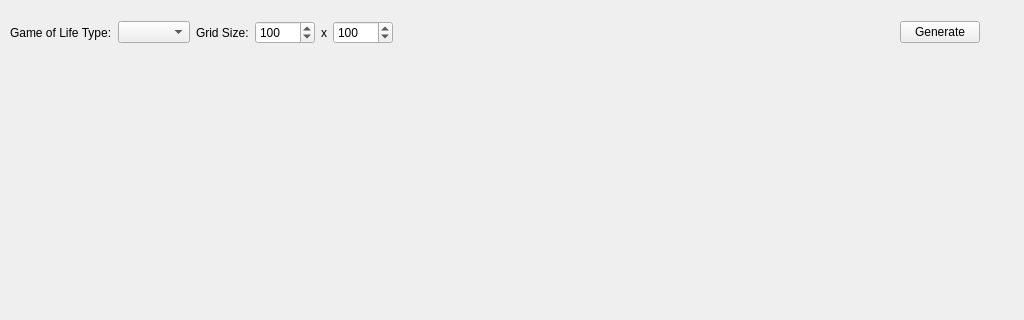
Old version of the form Week_12/philipp/GameOfLife/GameOfLifeWidget/gameoflifewidget.ui in the repository b0wter/CodeQuiz; both pictures show x 0 to 1024 and y 0 to 320 of the 1024 by 768 pixel window.
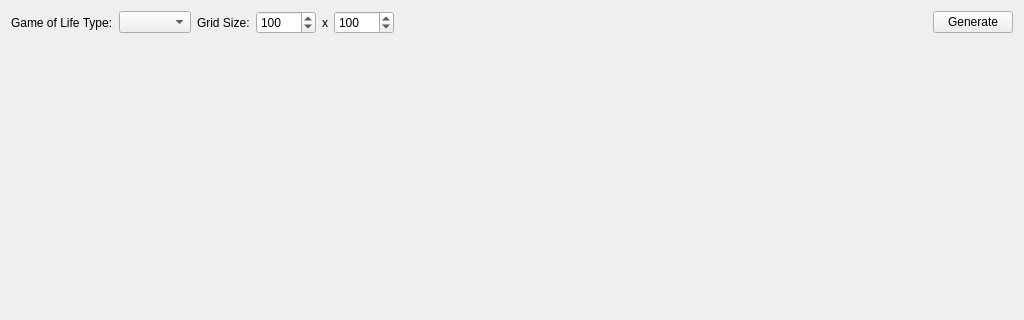
New version of the form.

What changed in the file:
```diff
--- a/Week_12/philipp/GameOfLife/GameOfLifeWidget/gameoflifewidget.ui
+++ b/Week_12/philipp/GameOfLife/GameOfLifeWidget/gameoflifewidget.ui
@@ -13,15 +13,8 @@
   <property name="windowTitle">
    <string>GameOfLifeWidget</string>
   </property>
-  <widget class="QWidget" name="verticalLayoutWidget">
-   <property name="geometry">
-    <rect>
-     <x>10</x>
-     <y>10</y>
-     <width>981</width>
-     <height>741</height>
-    </rect>
-   </property>
+  <layout class="QGridLayout" name="gridLayout">
+   <item row="0" column="0">
    <layout class="QVBoxLayout" name="verticalLayout" stretch="0,0">
     <property name="sizeConstraint">
      <enum>QLayout::SetMaximumSize</enum>
@@ -138,7 +131,8 @@
      </widget>
     </item>
    </layout>
-  </widget>
+   </item>
+  </layout>
  </widget>
  <layoutdefault spacing="6" margin="11"/>
  <resources/>
```
Lines whose indentation alone changed are shown as unchanged.
